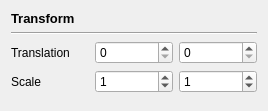
Above: AdvancedGraphics/transformwidget.ui from Trodek/Advanced-Graphics-Subject before the change. Below: the same form after it.
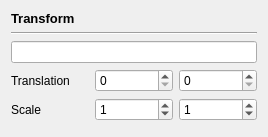
That is the form after the change.

```diff
--- a/AdvancedGraphics/transformwidget.ui
+++ b/AdvancedGraphics/transformwidget.ui
@@ -7,7 +7,7 @@
     <x>0</x>
     <y>0</y>
     <width>268</width>
-    <height>111</height>
+    <height>137</height>
    </rect>
   </property>
   <property name="windowTitle">
@@ -35,6 +35,9 @@
      </property>
     </widget>
    </item>
+   <item>
+    <widget class="QLineEdit" name="Name"/>
+   </item>
    <item>
     <layout class="QHBoxLayout" name="TranslationLayout">
      <item>
```
